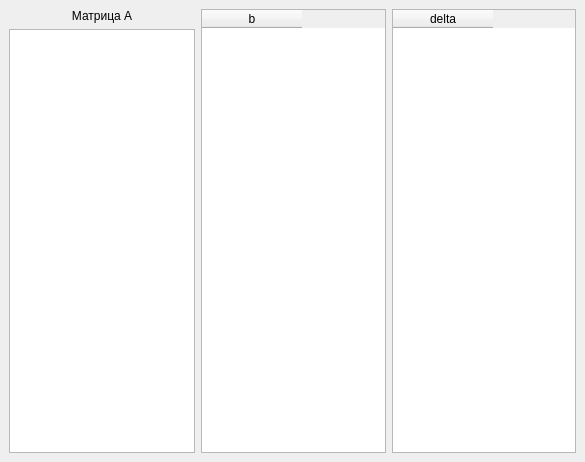
Old version of the form processor.ui in the repository Micelium1/SaprBar2.
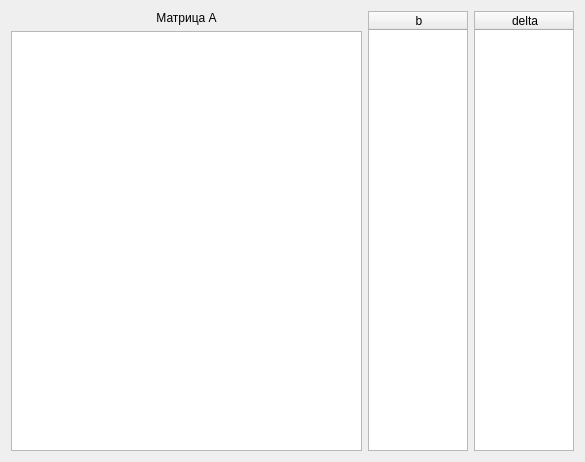
New version of the form.

What changed in the file:
```diff
--- a/processor.ui
+++ b/processor.ui
@@ -13,45 +13,8 @@
   <property name="windowTitle">
    <string>Form</string>
   </property>
-  <widget class="QTableWidget" name="tableWidget_2">
-   <property name="geometry">
-    <rect>
-     <x>201</x>
-     <y>9</y>
-     <width>185</width>
-     <height>444</height>
-    </rect>
-   </property>
-   <column>
-    <property name="text">
-     <string>b</string>
-    </property>
-   </column>
-  </widget>
-  <widget class="QTableWidget" name="tableWidget_3">
-   <property name="geometry">
-    <rect>
-     <x>392</x>
-     <y>9</y>
-     <width>184</width>
-     <height>444</height>
-    </rect>
-   </property>
-   <column>
-    <property name="text">
-     <string>delta</string>
-    </property>
-   </column>
-  </widget>
-  <widget class="QWidget" name="">
-   <property name="geometry">
-    <rect>
-     <x>9</x>
-     <y>9</y>
-     <width>186</width>
-     <height>444</height>
-    </rect>
-   </property>
+  <layout class="QHBoxLayout" name="horizontalLayout">
+   <item>
    <layout class="QVBoxLayout" name="verticalLayout">
     <item>
      <widget class="QLabel" name="label">
@@ -64,10 +27,41 @@
      </widget>
     </item>
     <item>
-     <widget class="QTableWidget" name="tableWidget"/>
-    </item>
-   </layout>
-  </widget>
+      <widget class="QTableWidget" name="matrixATable"/>
+     </item>
+    </layout>
+   </item>
+   <item>
+    <widget class="QTableWidget" name="vectorBTable">
+     <property name="maximumSize">
+      <size>
+       <width>100</width>
+       <height>16777215</height>
+      </size>
+     </property>
+     <column>
+      <property name="text">
+       <string>b</string>
+      </property>
+     </column>
+    </widget>
+   </item>
+   <item>
+    <widget class="QTableWidget" name="vectorDeltaTable">
+     <property name="maximumSize">
+      <size>
+       <width>100</width>
+       <height>16777215</height>
+      </size>
+     </property>
+     <column>
+      <property name="text">
+       <string>delta</string>
+      </property>
+     </column>
+    </widget>
+   </item>
+  </layout>
  </widget>
  <resources/>
  <connections/>
```
Lines whose indentation alone changed are shown as unchanged.
